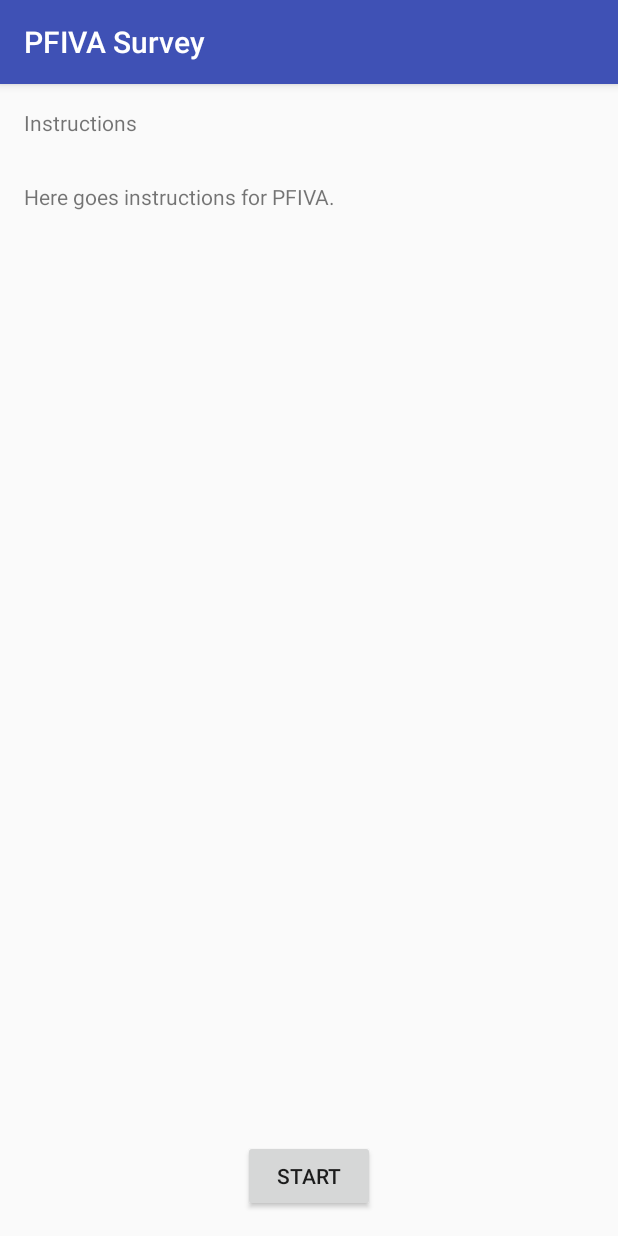
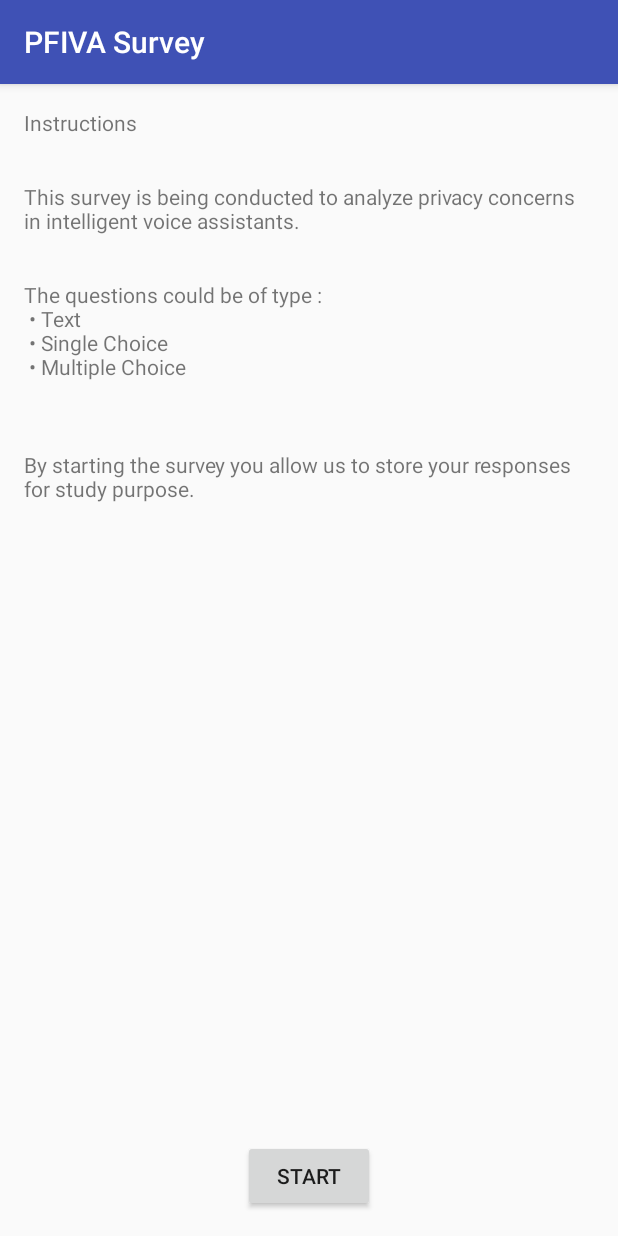
Before and after one commit to tiefenau/smarthome_studyplatform, an Android app: the SurveyActivity screen opened directly, with no data from a screen before it, on a phone screen of 412 x 824 dp. Run offline under Robolectric (Android 15) with nearby library versions, the phone set to English and light mode, and no system bars; libraries missing offline, so code that uses them is left out: de.pfiva.data; 2 statements that could not run were skipped.

Commit message:
UPDATE: survey instructions screen, main activity
1. Queries by device id will be fetched
2. Survey instructions screen message

```diff
--- a/android_workspace/voice_assistant/app/src/main/java/de/pfiva/mobile/voiceassistant/activities/MainActivity.java
+++ b/android_workspace/voice_assistant/app/src/main/java/de/pfiva/mobile/voiceassistant/activities/MainActivity.java
@@ -22,6 +22,7 @@ import de.pfiva.data.model.NLUData;
 import de.pfiva.mobile.voiceassistant.R;
 import de.pfiva.mobile.voiceassistant.adapters.NLUAdapter;
 import de.pfiva.mobile.voiceassistant.network.RetrofitClientInstance;
+import de.pfiva.mobile.voiceassistant.utilities.MobileVoiceAssistantUtilities;
 import de.pfiva.mobile.voiceassistant.web.NLUDataService;
 import retrofit2.Call;
 import retrofit2.Callback;
@@ -47,7 +48,8 @@ public class MainActivity extends AppCompatActivity {
         NLUDataService nluDataService = RetrofitClientInstance
                 .getRetrofitInstance().create(NLUDataService.class);
 
-        Call<List<NLUData>> nluCall = nluDataService.getNLUData();
+        String deviceId = MobileVoiceAssistantUtilities.getMacAddress();
+        Call<List<NLUData>> nluCall = nluDataService.getNLUData(deviceId);
         nluCall.enqueue(new Callback<List<NLUData>>() {
             @Override
             public void onResponse(Call<List<NLUData>> call, Response<List<NLUData>> response) {
--- a/android_workspace/voice_assistant/app/src/main/java/de/pfiva/mobile/voiceassistant/web/NLUDataService.java
+++ b/android_workspace/voice_assistant/app/src/main/java/de/pfiva/mobile/voiceassistant/web/NLUDataService.java
@@ -12,11 +12,12 @@ import retrofit2.http.Body;
 import retrofit2.http.GET;
 import retrofit2.http.POST;
 import retrofit2.http.Path;
+import retrofit2.http.Query;
 
 public interface NLUDataService {
 
     @GET(Constants.DATA_INGESTION_NLU_DATA_ENDPOINT)
-    public Call<List<NLUData>> getNLUData();
+    public Call<List<NLUData>> getNLUData(@Query("deviceId") String deviceId);
 
     @POST(Constants.FEEDBACK_RESPONSE_ENDPOINT)
     public Call<Boolean> saveFeedbackResponse(@Body Feedback feedback);
--- a/android_workspace/voice_assistant/app/src/main/res/layout/activity_survey.xml
+++ b/android_workspace/voice_assistant/app/src/main/res/layout/activity_survey.xml
@@ -20,7 +20,19 @@
         <TextView
             android:layout_width="match_parent"
             android:layout_height="wrap_content"
-            android:text="@string/instructions"
+            android:text="@string/start_instructions"
+            android:layout_marginTop="30dp"/>
+
+        <TextView
+            android:layout_width="match_parent"
+            android:layout_height="wrap_content"
+            android:text="@string/middle_instructions"
+            android:layout_marginTop="30dp"/>
+
+        <TextView
+            android:layout_width="match_parent"
+            android:layout_height="wrap_content"
+            android:text="@string/end_instructions"
             android:layout_marginTop="30dp"/>
     </LinearLayout>
 
--- a/android_workspace/voice_assistant/app/src/main/res/values/strings.xml
+++ b/android_workspace/voice_assistant/app/src/main/res/values/strings.xml
@@ -23,7 +23,18 @@
     <string name="default_message">Default Message</string>
     <string name="response">Response</string>
     <string name="instructions_title">Instructions</string>
-    <string name="instructions">Here goes instructions for PFIVA.</string>
+    <string name="start_instructions">
+        This survey is being conducted to analyze privacy concerns in intelligent voice assistants.
+    </string>
+    <string name="middle_instructions">
+        The questions could be of type :\n
+        &#8226; Text \n
+        &#8226; Single Choice \n
+        &#8226; Multiple Choice \n
+    </string>
+    <string name="end_instructions">
+        By starting the survey you allow us to store your responses for study purpose.
+    </string>
     <string name="start_survey">Start</string>
     <string name="pfiva_survey">PFIVA Survey</string>
     <string name="default_question_number">1</string>
@@ -31,6 +42,6 @@
     <string name="survey_confirmation">
         Thank you for taking the time to complete this survey.
         We truly value the information you have provided.
-        Your responses will contribute to our analyses of privacy concerns in intelligent voice assistants.
+        Your responses will contribute to our analysis of privacy concerns in intelligent voice assistants.
     </string>
 </resources>
```
